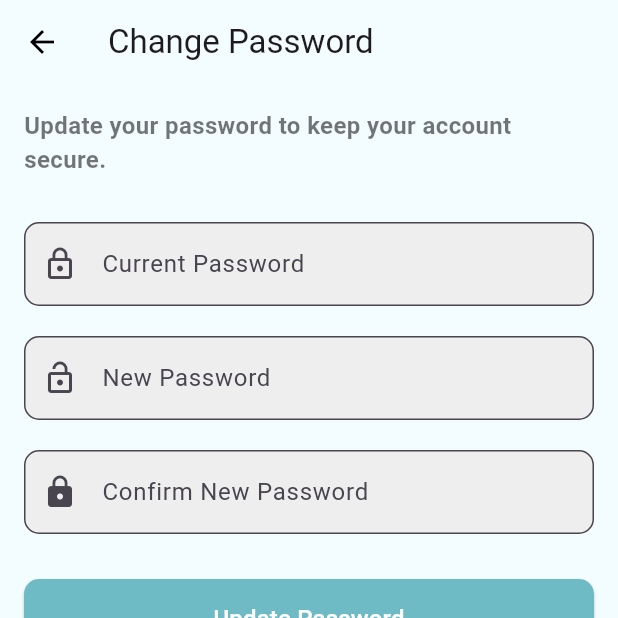
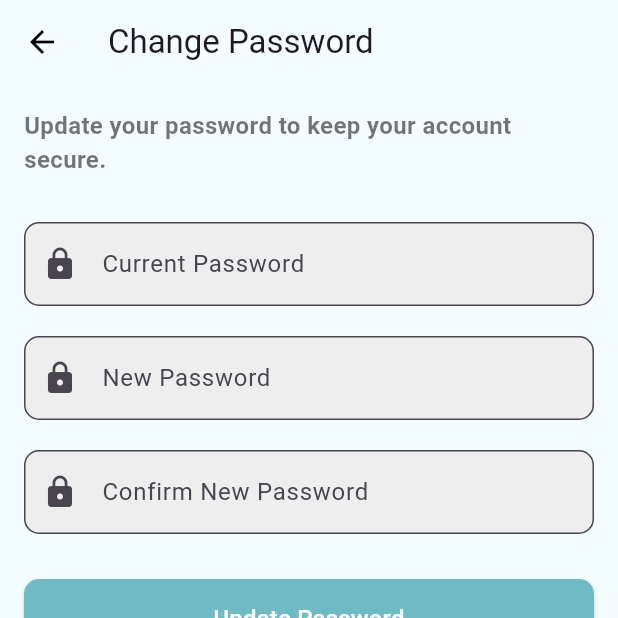
Before and after one commit to Kristoferseyan/fix-emotion, a Flutter app: the ChangePasswordPage screen opened directly with empty values, on a phone screen of 412 x 824 dp, the top half of it. Run offline on Flutter 3.47's test engine with Material 3 defaults, Android fonts, the phone set to English and light mode, and no system bars; our stand-ins replace camera, fl_chart, flutter_dotenv, flutter_signin_button, google_nav_bar, google_sign_in and 2 more; missing offline and left inert: bcrypt, tflite_v2; accounts and stored records are empty.

Commit message:
Added theme page and theme functons

```diff
--- a/lib/auth-modules/login-modules/login.dart
+++ b/lib/auth-modules/login-modules/login.dart
@@ -75,7 +75,7 @@ class _LoginPageState extends State<LoginPage> {
 
   @override
   Widget build(BuildContext context) {
-    final isDarkMode = MediaQuery.of(context).platformBrightness == Brightness.dark;
+    final isDarkMode = Theme.of(context).brightness == Brightness.dark;
 
     return Scaffold(
       backgroundColor: isDarkMode ? const Color(0xFF122E31) : Colors.white,
--- a/lib/dashboard-modules/dashboard_layout.dart
+++ b/lib/dashboard-modules/dashboard_layout.dart
@@ -89,8 +89,7 @@ class _DashboardLayoutState extends State<DashboardLayout> {
 
   @override
   Widget build(BuildContext context) {
-    final brightness = MediaQuery.of(context).platformBrightness;
-    final isDarkMode = brightness == Brightness.dark;
+    final isDarkMode = Theme.of(context).brightness == Brightness.dark;
 
     return WillPopScope(
       onWillPop: _onWillPop,
@@ -146,8 +145,7 @@ class DashboardBody extends StatelessWidget {
 
   @override
   Widget build(BuildContext context) {
-    final brightness = MediaQuery.of(context).platformBrightness;
-    final isDarkMode = brightness == Brightness.dark;
+    final isDarkMode = Theme.of(context).brightness == Brightness.dark;
 
     return LayoutBuilder(
       builder: (context, constraints) {
--- a/lib/main.dart
+++ b/lib/main.dart
@@ -34,10 +34,25 @@ Future<void> main() async {
   runApp(MyApp(isAuthenticated: isAuthenticated));
 }
 
-class MyApp extends StatelessWidget {
+class MyApp extends StatefulWidget {
   final bool isAuthenticated;
 
   const MyApp({Key? key, required this.isAuthenticated}) : super(key: key);
+
+  @override
+  _MyAppState createState() => _MyAppState();
+
+  static _MyAppState? of(BuildContext context) => context.findAncestorStateOfType<_MyAppState>();
+}
+
+class _MyAppState extends State<MyApp> {
+  ThemeMode _themeMode = ThemeMode.system;
+
+  void setTheme(ThemeMode themeMode) {
+    setState(() {
+      _themeMode = themeMode;
+    });
+  }
 
   @override
   Widget build(BuildContext context) {
@@ -46,7 +61,7 @@ class MyApp extends StatelessWidget {
       debugShowCheckedModeBanner: false,
       theme: _buildLightTheme(),
       darkTheme: _buildDarkTheme(),
-      themeMode: ThemeMode.system,
+      themeMode: _themeMode, // Apply the dynamically updated theme
     );
   }
 
--- a/lib/settings-modules/change_password_page.dart
+++ b/lib/settings-modules/change_password_page.dart
@@ -29,9 +29,6 @@ class _ChangePasswordPageState extends State<ChangePasswordPage> {
     _currentPasswordController = TextEditingController();
     _newPasswordController = TextEditingController();
     _confirmPasswordController = TextEditingController();
-
-    // Print the userId whenever the page is opened
-    print("UserID: ${widget.userId}");
   }
 
   @override
@@ -49,7 +46,6 @@ class _ChangePasswordPageState extends State<ChangePasswordPage> {
       });
 
       try {
-        // Fetch the user data to verify the current password
         final response = await supabase
             .from('users')
             .select('password')
@@ -57,23 +53,14 @@ class _ChangePasswordPageState extends State<ChangePasswordPage> {
             .single();
 
         final user = response as Map<String, dynamic>?;
-
         if (user == null || user['password'] == null) {
           throw Exception('User data is invalid');
         }
 
         final currentPasswordHash = user['password'];
-
-        // Print the current password hash for debugging purposes
-        print("Current Password Hash: $currentPasswordHash");
-
-        // Verify the current password
         if (BCrypt.checkpw(_currentPasswordController.text, currentPasswordHash)) {
-          // Hash the new password
           final hashedNewPassword = BCrypt.hashpw(_newPasswordController.text, BCrypt.gensalt());
-
-          // Update the password in the database
-          final updateResponse = await supabase
+          await supabase
               .from('users')
               .update({'password': hashedNewPassword})
               .eq('id', widget.userId);
@@ -99,8 +86,7 @@ class _ChangePasswordPageState extends State<ChangePasswordPage> {
 
   @override
   Widget build(BuildContext context) {
-    final brightness = MediaQuery.of(context).platformBrightness;
-    final isDarkMode = brightness == Brightness.dark;
+    final isDarkMode = Theme.of(context).brightness == Brightness.dark;
 
     return Scaffold(
       backgroundColor: isDarkMode ? const Color(0xFF122E31) : const Color(0xFFF3FCFF),
@@ -125,38 +111,16 @@ class _ChangePasswordPageState extends State<ChangePasswordPage> {
                 ),
               ),
               const SizedBox(height: 30),
-              TextFormField(
+              _buildPasswordField(
+                label: 'Current Password',
                 controller: _currentPasswordController,
-                decoration: InputDecoration(
-                  labelText: 'Current Password',
-                  prefixIcon: const Icon(Icons.lock_outline),
-                  border: OutlineInputBorder(
-                    borderRadius: BorderRadius.circular(10),
-                  ),
-                  filled: true,
-                  fillColor: isDarkMode ? Colors.grey[800] : Colors.grey[200],
-                ),
-                obscureText: true,
-                validator: (value) {
-                  if (value == null || value.isEmpty) {
-                    return 'Please enter your current password';
-                  }
-                  return null;
-                },
+                isDarkMode: isDarkMode,
               ),
               const SizedBox(height: 20),
-              TextFormField(
+              _buildPasswordField(
+                label: 'New Password',
                 controller: _newPasswordController,
-                decoration: InputDecoration(
-                  labelText: 'New Password',
-                  prefixIcon: const Icon(Icons.lock_open),
-                  border: OutlineInputBorder(
-                    borderRadius: BorderRadius.circular(10),
-                  ),
-                  filled: true,
-                  fillColor: isDarkMode ? Colors.grey[800] : Colors.grey[200],
-                ),
-                obscureText: true,
+                isDarkMode: isDarkMode,
                 validator: (value) {
                   if (value == null || value.isEmpty) {
                     return 'Please enter a new password';
@@ -169,18 +133,10 @@ class _ChangePasswordPageState extends State<ChangePasswordPage> {
                 },
               ),
               const SizedBox(height: 20),
-              TextFormField(
+              _buildPasswordField(
+                label: 'Confirm New Password',
                 controller: _confirmPasswordController,
-                decoration: InputDecoration(
-                  labelText: 'Confirm New Password',
-                  prefixIcon: const Icon(Icons.lock),
-                  border: OutlineInputBorder(
-                    borderRadius: BorderRadius.circular(10),
-                  ),
-                  filled: true,
-                  fillColor: isDarkMode ? Colors.grey[800] : Colors.grey[200],
-                ),
-                obscureText: true,
+                isDarkMode: isDarkMode,
                 validator: (value) {
                   if (value != _newPasswordController.text) {
                     return 'Passwords do not match';
@@ -217,4 +173,32 @@ class _ChangePasswordPageState extends State<ChangePasswordPage> {
       ),
     );
   }
+
+  Widget _buildPasswordField({
+    required String label,
+    required TextEditingController controller,
+    required bool isDarkMode,
+    FormFieldValidator<String>? validator,
+  }) {
+    return TextFormField(
+      controller: controller,
+      obscureText: true,
+      decoration: InputDecoration(
+        labelText: label,
+        prefixIcon: const Icon(Icons.lock),
+        border: OutlineInputBorder(
+          borderRadius: BorderRadius.circular(10),
+        ),
+        filled: true,
+        fillColor: isDarkMode ? Colors.grey[800] : Colors.grey[200],
+      ),
+      validator: validator ??
+          (value) {
+            if (value == null || value.isEmpty) {
+              return 'Please enter your $label';
+            }
+            return null;
+          },
+    );
+  }
 }
--- a/lib/settings-modules/delete_data_page.dart
+++ b/lib/settings-modules/delete_data_page.dart
@@ -18,7 +18,7 @@ class DeletePage extends StatefulWidget {
 class _DeletePageState extends State<DeletePage> {
   @override
   Widget build(BuildContext context) {
-    final isDarkMode = MediaQuery.of(context).platformBrightness == Brightness.dark;
+    final isDarkMode = Theme.of(context).brightness == Brightness.dark;
 
     return Scaffold(
       backgroundColor: isDarkMode ? const Color(0xFF122E31) : const Color(0xFFF3FCFF),
@@ -78,7 +78,7 @@ class _DeletePageState extends State<DeletePage> {
   }
 
   void _showConfirmationDialog(BuildContext context) {
-    final isDarkMode = MediaQuery.of(context).platformBrightness == Brightness.dark;
+    final isDarkMode = Theme.of(context).brightness == Brightness.dark;
 
     showDialog(
       context: context,
```
Also changed, not shown: lib/analytics-modules/analytics_page.dart (+9 -13 lines), lib/analytics-modules/tracking_detail_page.dart (+25 -6 lines), lib/auth-modules/login-modules/forgot_password.dart (+19 -4 lines), lib/auth-modules/login-modules/reset_password.dart (+19 -6 lines), lib/dashboard-modules/custom_layout.dart (+17 -15 lines), lib/dashboard-modules/dashboard.dart (+5 -5 lines), lib/dashboard-modules/module-boxes/emotion-dictionary/emotionDict.dart (+4 -5 lines), lib/dashboard-modules/profile_page.dart (+52 -51 lines), lib/graph/emotion_chart.dart (+2 -11 lines), lib/settings-modules/edit_profile_page.dart (+4 -11 lines), lib/settings-modules/notification_settings_page.dart (+4 -4 lines), lib/settings-modules/privacy_settings_page.dart (+9 -5 lines), lib/settings-modules/settings_page.dart (+26 -27 lines), lib/settings-modules/theme_settings_page.dart (added, +91 -0 lines), 1 other file.
